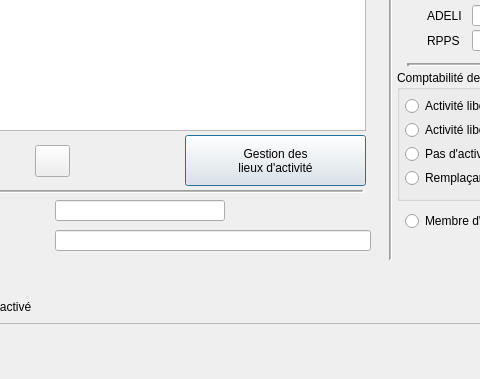
Before: the Qt Designer form Dialogs/dlg_gestionusers.ui in ukinoki/Rufus, drawn with Qt 5; both pictures show x 311 to 791 and y 231 to 610 of the 1220 by 610 pixel window.
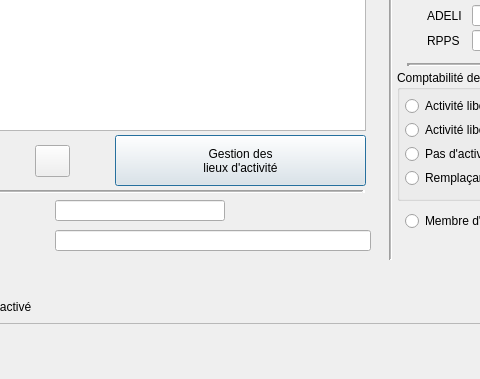
After: the same form once the commit is applied. Icons and pictures are not drawn. Custom widgets are drawn as their Qt base class.

```diff
--- a/Dialogs/dlg_gestionusers.ui
+++ b/Dialogs/dlg_gestionusers.ui
@@ -466,9 +466,9 @@
         <widget class="UpPushButton" name="GestLieuxpushButton">
          <property name="geometry">
           <rect>
-           <x>290</x>
+           <x>220</x>
            <y>345</y>
-           <width>181</width>
+           <width>251</width>
            <height>51</height>
           </rect>
          </property>
```
Left out of the diff: 202 changed lines with no effect on the pictures.
